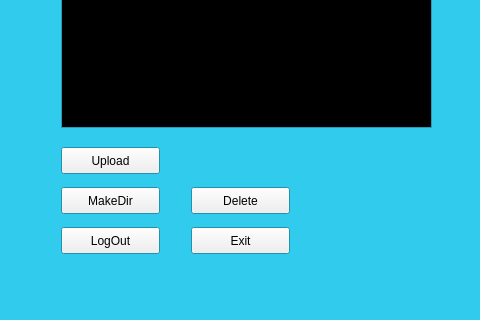
Old version of the form client/Client/dropbox.ui in the repository dilofilo/freezing-octo-cyril; both pictures show x 629 to 1109 and y 333 to 653 of the 1221 by 734 pixel window.
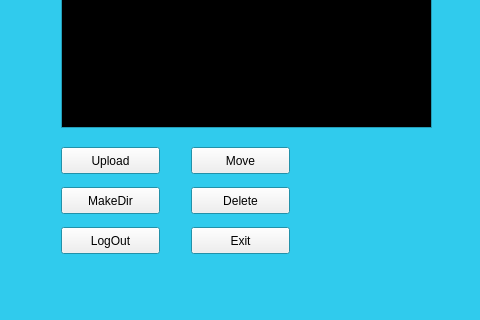
New version of the form.

What changed in the file:
```diff
--- a/client/Client/dropbox.ui
+++ b/client/Client/dropbox.ui
@@ -652,6 +652,19 @@
      </property>
     </column>
    </widget>
+   <widget class="QPushButton" name="btnMove">
+    <property name="geometry">
+     <rect>
+      <x>820</x>
+      <y>480</y>
+      <width>99</width>
+      <height>27</height>
+     </rect>
+    </property>
+    <property name="text">
+     <string>Move</string>
+    </property>
+   </widget>
   </widget>
   <widget class="QStatusBar" name="statusbar"/>
  </widget>
```
